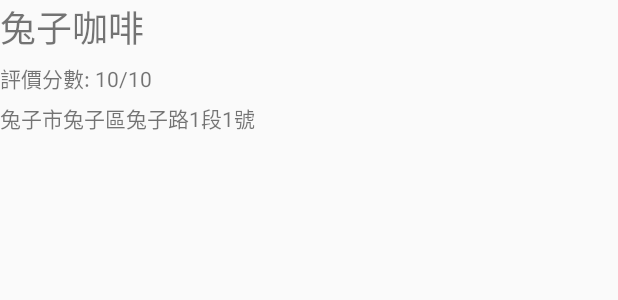
After one commit to leon20121005/DelicacyExploration, an Android app: the layout shoplist_item.xml on its own in the app's theme, with its tools: preview values and no code run, on a phone screen of 412 x 824 dp. The commit adds this screen. Shown: the top 300 px of the screen. Run offline under Robolectric (Android 15) with nearby library versions, the phone set to English and light mode, and no system bars.

Commit message:
create ListView layout in content_main

```diff
--- /dev/null
+++ b/app/src/main/res/layout/shoplist_item.xml
@@ -0,0 +1,28 @@
+<?xml version="1.0" encoding="utf-8"?>
+<LinearLayout xmlns:android="http://schemas.android.com/apk/res/android"
+    android:orientation="vertical"
+    android:layout_width="match_parent"
+    android:layout_height="match_parent">
+
+    <TextView
+        android:id="@+id/shopName"
+        android:layout_width="wrap_content"
+        android:layout_height="wrap_content"
+        android:text="兔子咖啡"
+        android:textSize="24sp" />
+
+    <TextView
+        android:id="@+id/shopEvaluation"
+        android:layout_width="wrap_content"
+        android:layout_height="wrap_content"
+        android:paddingTop="5dp"
+        android:text="評價分數: 10/10" />
+
+    <TextView
+        android:id="@+id/shopAddress"
+        android:layout_width="wrap_content"
+        android:layout_height="wrap_content"
+        android:paddingTop="5dp"
+        android:text="兔子市兔子區兔子路1段1號" />
+
+</LinearLayout>
```
Also changed, not shown: app/src/main/res/layout/content_main.xml (+18 -6 lines).
